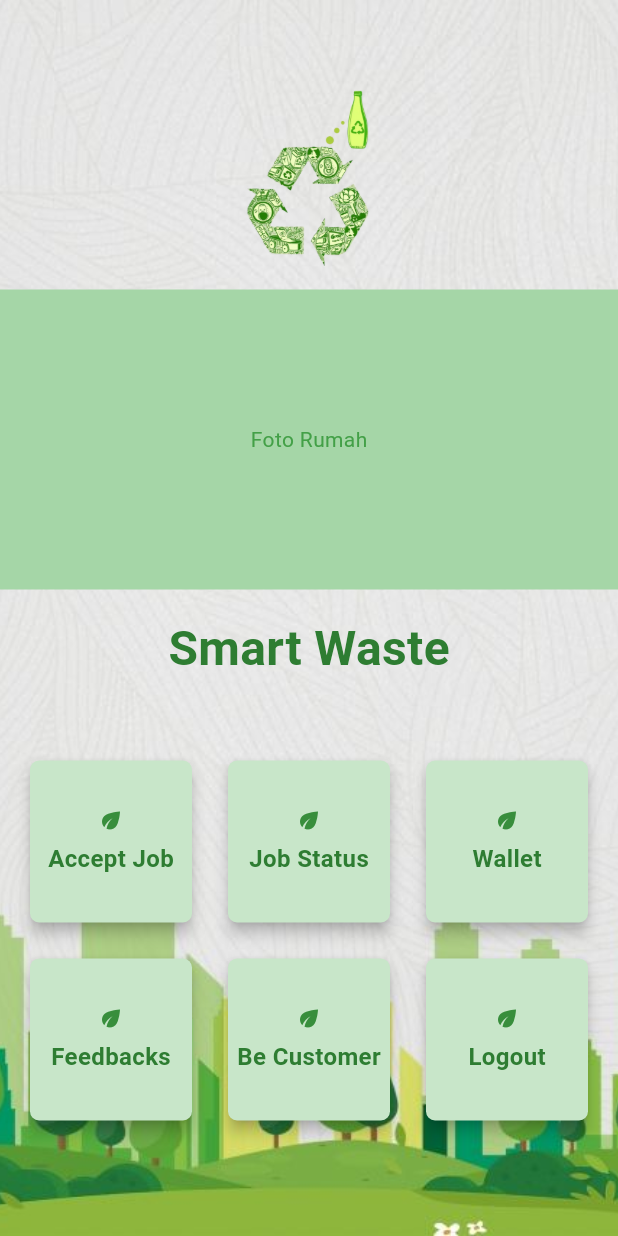
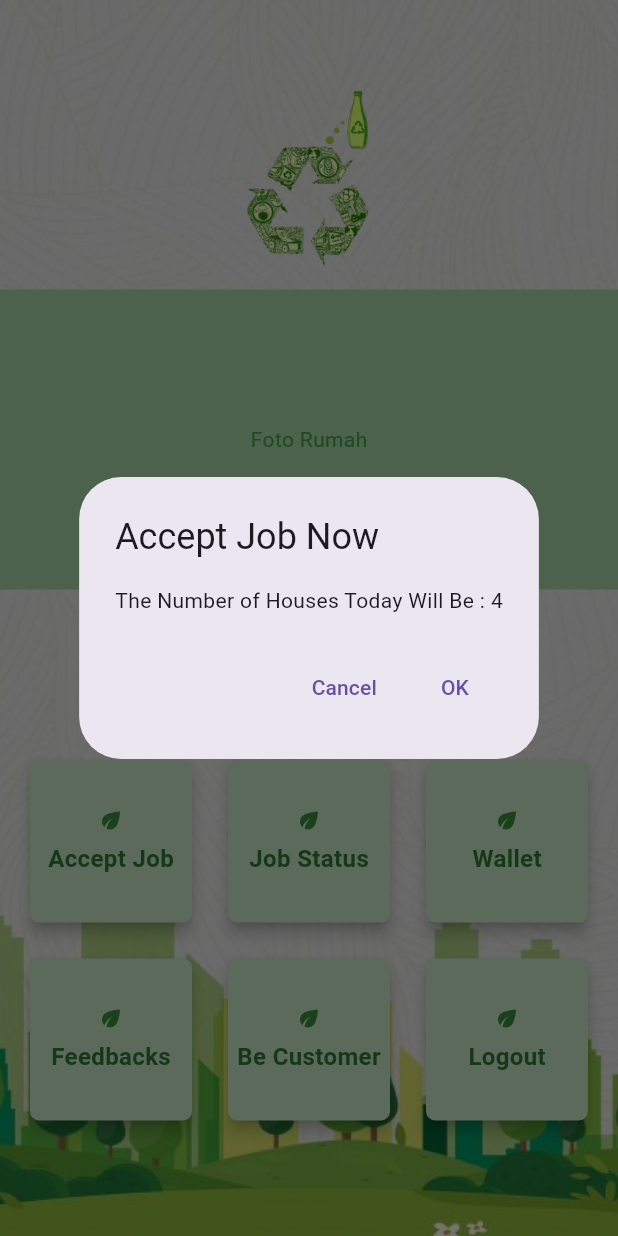
Before and after one commit to Azucarz/Recycle-To-Money-Andriod, a Flutter app: the HomeWorkerPage screen opened directly, after a tap on "Accept Job", on a phone screen of 412 x 824 dp. Run offline on Flutter 3.47's test engine with Material 3 defaults, Android fonts, the phone set to English and light mode, and no system bars; our stand-ins replace supabase_flutter; accounts and stored records are empty.

Commit message:
worker job request pull
first patch for worker job request pull

```diff
--- a/lib/worker_main.dart
+++ b/lib/worker_main.dart
@@ -1,10 +1,12 @@
 import 'package:flutter/material.dart';
 import 'package:smart_waste/login_page.dart';
+import 'profil_user_page.dart';
 
 
 void main() {
   runApp(SmartWorkerWasteApp());
 }
+
 
 class SmartWorkerWasteApp extends StatelessWidget {
   const SmartWorkerWasteApp({super.key});
@@ -102,12 +104,41 @@ class HomeWorkerPage extends StatelessWidget {
                         child: InkWell(
                           onTap: () {
                             if (index == 0) {
-                              // Navigator.push(
-                              //   context,
-                              //   MaterialPageRoute(
-                              //     builder: (context) => const RequestPickupPage(),
-                              //   ),
-                              // );
+                              showDialog(
+                                context: context,
+                                builder: (BuildContext context) {
+                                  return AlertDialog(
+                                    title: const Text('Accept Job Now'),
+                                    content:
+                                        const Text('The Number of Houses Today Will Be : 4'),
+                                    actions: <Widget>[
+                                      TextButton(
+                                        onPressed: () =>
+                                            Navigator.pop(context, 'Cancel'),
+                                        child: const Text('Cancel'),
+                                      ),
+                                      TextButton(
+                                        onPressed: () =>
+                                            Navigator.pop(context, 'OK'),
+                                        child: const Text('OK'),
+                                      ),
+                                    ],
+                                  );
+                                },
+                              );
+                            }
+                            if (index == 4) {
+                              Navigator.push(
+                                context,
+                                MaterialPageRoute(
+                                  builder: (context) => SmartWasteApp(),
+
+                                ),
+
+                              );
+                              debugPrint('Clear Cache');
+                              debugPrint('Clear Temporary Memory');
+                              debugPrint('Successful Logout');
                             }
                             if (index == 5) {
                               Navigator.push(
```
Also changed, not shown: pubspec.lock.
